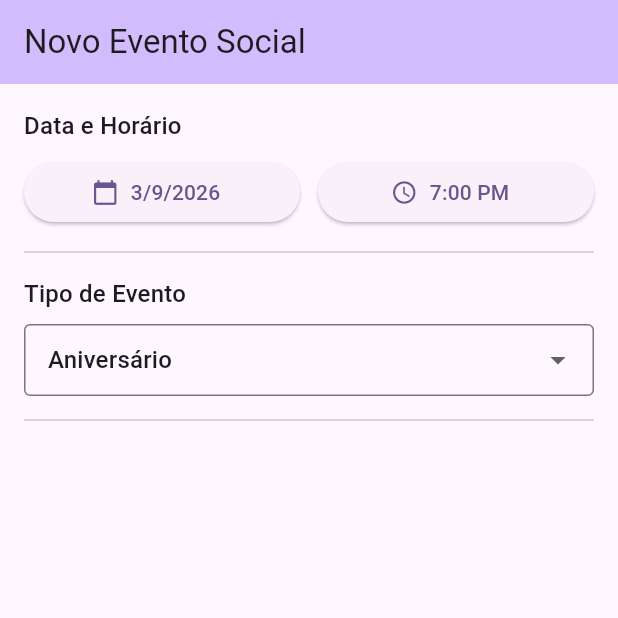
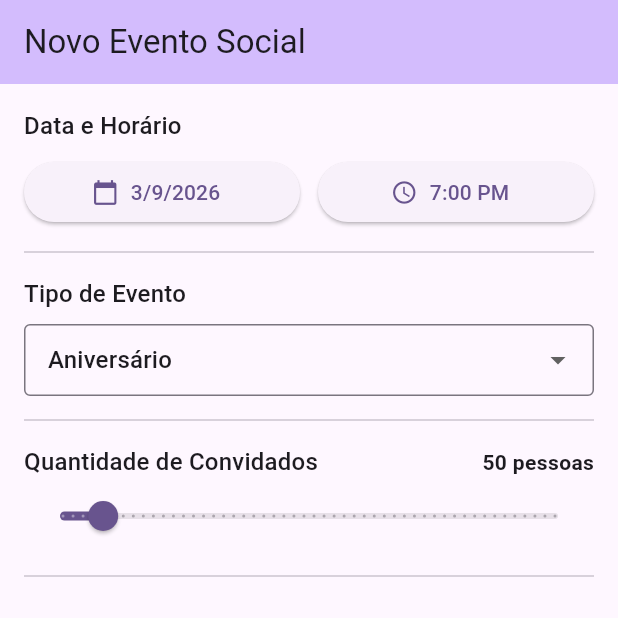
Before and after one commit to pauloewilliam/flutter051-paulo, a Flutter app: the screen it shows after launch, on a phone screen of 412 x 824 dp, the top half of it. Run offline on Flutter 3.47's test engine with Material 3 defaults, Android fonts, the phone set to English and light mode, and no system bars.

Commit message:
Implementado Slider em quantidade de convidados

```diff
--- a/lib/main.dart
+++ b/lib/main.dart
@@ -10,10 +10,10 @@
   @override
   Widget build(BuildContext context) {
     return MaterialApp(
-      title: 'Agendamento de Evento',
+      title: "Agendamento de Evento",
       debugShowCheckedModeBanner: false,
       theme: ThemeData(
-        colorScheme: ColorScheme.fromSeed(seedColor: Colors.deepPurple),
+        colorScheme: ColorScheme.fromSeed(seedColor: (Colors.deepPurple)),
         useMaterial3: true,
       ),
       home: const AgendamentoEventoTela(),
@@ -56,20 +56,20 @@
   }
 
   void _salvarFormulario() {
-    print('=====================================');
-    print('       RESUMO DO AGENDAMENTO       ');
-    print('=====================================');
+    print('=============================');
+    print('    Resumo do Agendamento    ');
+    print('=============================');
     print(
       'Data: ${_dataSelecionada.day}/${_dataSelecionada.month}/${_dataSelecionada.year}',
     );
     print('Horário: ${_horarioSelecionado.format(context)}');
     print('Tipo de Evento: $_tipoEventoSelecionado');
     print('Estimativa de Convidados: ${_quantidadeConvidados.round()}');
-    print('=====================================');
+    print('=============================');
 
     ScaffoldMessenger.of(context).showSnackBar(
       const SnackBar(
-        content: Text('Evento salvo com sucesso! Veja os logs no console.'),
+        content: Text('Evento salvo com sucesso! Veja os logs no console. '),
       ),
     );
   }
@@ -175,6 +175,36 @@
               },
             ),
             const Divider(height: 32),
+
+            Row(
+              mainAxisAlignment: MainAxisAlignment.spaceBetween,
+              children: [
+                Text(
+                  'Quantidade de Convidados',
+                  style: Theme.of(context).textTheme.titleMedium,
+                ),
+                Text(
+                  '${_quantidadeConvidados.round()} pessoas',
+                  style: const TextStyle(fontWeight: FontWeight.bold),
+                ),
+              ],
+            ),
+            Slider(
+              value: _quantidadeConvidados,
+              min: 10,
+              max: 500,
+              divisions: 49,
+              label: _quantidadeConvidados.round().toString(),
+              onChanged: (novoValor) {
+                setState(() {
+                  _quantidadeConvidados = novoValor;
+                });
+                print(
+                  '[DEBUG - Slider] Quantidade de convidados: ${novoValor.round()}',
+                );
+              },
+            ),
+            const Divider(height: 32),
           ],
         ),
       ),
```
